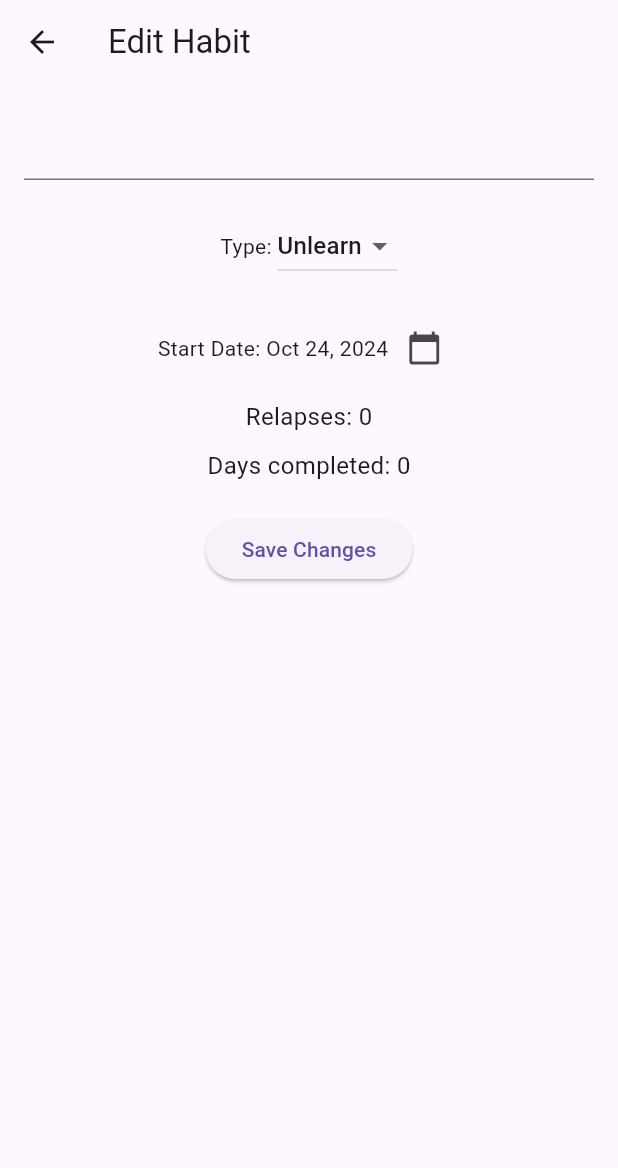
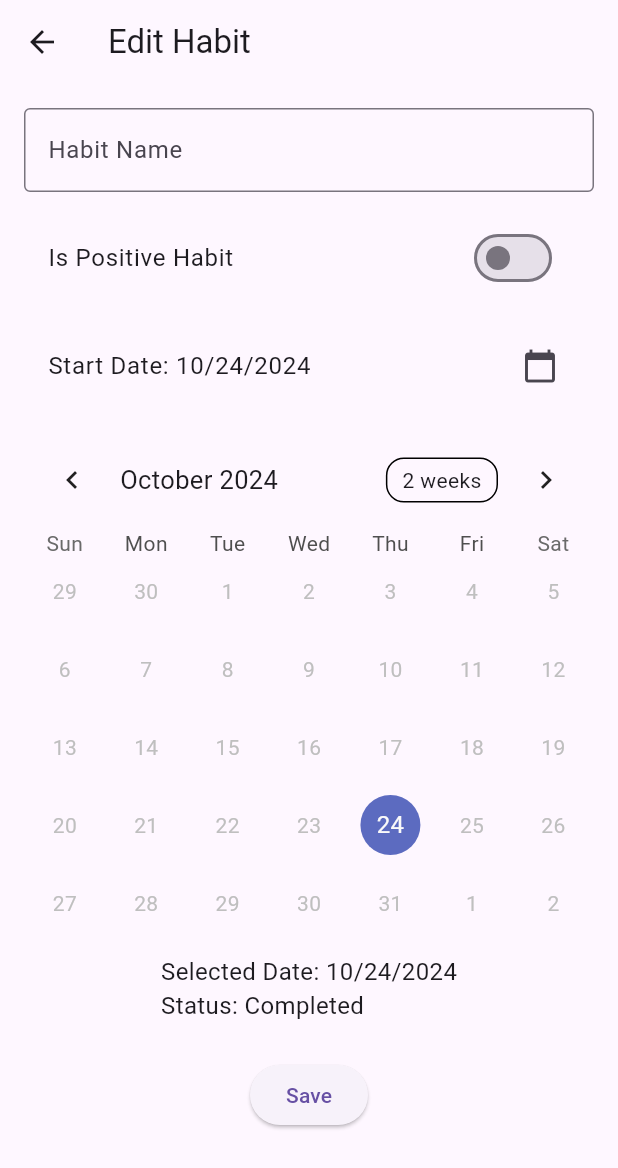
Before and after one commit to Phil-Ebsworth/habit, a Flutter app: the EditHabitScreen screen opened directly with empty values, on a phone screen of 412 x 824 dp. Shown: the top 1168 px of the screen. Run offline on Flutter 3.47's test engine with Material 3 defaults, Android fonts, the phone set to English and light mode, and no system bars; drawn by our look-alikes of table_calendar; our stand-ins replace bloc, cloud_firestore, equatable, firebase_core, flutter_bloc; accounts and stored records are empty.

Commit message:
added calender to edit screen

```diff
--- a/lib/models/habit.dart
+++ b/lib/models/habit.dart
@@ -45,4 +45,26 @@ class Habit {
       relapseDate: DateTime.parse(map['relapseDate']),
     );
   }
+
+  Habit copyWith({
+    String? id,
+    String? name,
+    DateTime? startDate,
+    List<bool>? completionStatus,
+    bool? isPositive,
+    DateTime? relapseDate,
+    DateTime? completionDate,
+    int? relapseCount,
+  }) {
+    return Habit(
+      id: id ?? this.id,
+      name: name ?? this.name,
+      startDate: startDate ?? this.startDate,
+      completionStatus: completionStatus ?? this.completionStatus,
+      isPositive: isPositive ?? this.isPositive,
+      relapseDate: relapseDate ?? this.relapseDate,
+      completionDate: completionDate ?? this.completionDate,
+      relapseCount: relapseCount ?? this.relapseCount,
+    );
+  }
 }
--- a/lib/screens/edit_habit_screen.dart
+++ b/lib/screens/edit_habit_screen.dart
@@ -3,7 +3,8 @@ import '../models/habit.dart';
 import 'package:flutter_bloc/flutter_bloc.dart';
 import '../bloc/habit_bloc.dart';
 import '../bloc/habit_event.dart';
-import 'package:intl/intl.dart'; // Für die Formatierung des Datums
+import 'package:intl/intl.dart';
+import 'package:table_calendar/table_calendar.dart';
 
 class EditHabitScreen extends StatefulWidget {
   final Habit habit;
@@ -19,6 +20,9 @@ class _EditHabitScreenState extends State<EditHabitScreen> {
   late TextEditingController _nameController;
   late bool _isPositive;
   late DateTime _selectedDate;
+  late Map<DateTime, List> _events;
+  DateTime? _focusedDay;
+  DateTime? _selectedDay;
 
   @override
   void initState() {
@@ -26,27 +30,23 @@ class _EditHabitScreenState extends State<EditHabitScreen> {
     _nameController = TextEditingController(text: widget.habit.name);
     _isPositive = widget.habit.isPositive;
     _selectedDate = widget.habit.startDate;
+    _events = _generateEvents(widget.habit);
+    _focusedDay = DateTime.now();
+    _selectedDay = _focusedDay;
   }
 
-  @override
-  void dispose() {
-    _nameController.dispose();
-    super.dispose();
+  Map<DateTime, List> _generateEvents(Habit habit) {
+    Map<DateTime, List> events = {};
+    for (int i = 0; i < habit.completionStatus.length; i++) {
+      if (habit.completionStatus[i]) {
+        DateTime date = habit.startDate.add(Duration(days: i));
+        events[date] = ['Completed'];
       }
-
-  // Methode zur Auswahl des Startdatums
-  Future<void> _selectDate(BuildContext context) async {
-    final DateTime? picked = await showDatePicker(
-      context: context,
-      initialDate: _selectedDate,
-      firstDate: DateTime(2000),
-      lastDate: DateTime.now(),
-    );
-    if (picked != null && picked != _selectedDate) {
-      setState(() {
-        _selectedDate = picked;
-      });
     }
+    // Füge ein Testereignis für den heutigen Tag hinzu
+    DateTime today = DateTime.now();
+    events[today] = ['Test Event'];
+    return events;
   }
 
   @override
@@ -55,16 +55,19 @@ class _EditHabitScreenState extends State<EditHabitScreen> {
       appBar: AppBar(
         title: Text('Edit Habit'),
       ),
-      body: Padding(
+      body: Form(
+        key: _formKey,
+        child: SingleChildScrollView(
+          child: Padding(
             padding: const EdgeInsets.all(16.0),
-        child: Form(
-          key: _formKey,
             child: Column(
-            crossAxisAlignment: CrossAxisAlignment.center,
-            children: [
+              children: <Widget>[
                 TextFormField(
-                textAlign: TextAlign.center,
                   controller: _nameController,
+                  decoration: InputDecoration(
+                    labelText: 'Habit Name',
+                    border: OutlineInputBorder(),
+                  ),
                   validator: (value) {
                     if (value == null || value.isEmpty) {
                       return 'Please enter a habit name';
@@ -72,72 +75,111 @@ class _EditHabitScreenState extends State<EditHabitScreen> {
                     return null;
                   },
                 ),
-              SizedBox(height: 20),
-              Row(
-                mainAxisAlignment: MainAxisAlignment.center,
-                children: [
-                  Text('Type: '),
-                  DropdownButton<bool>(
+                SizedBox(height: 16.0),
+                SwitchListTile(
+                  title: Text('Is Positive Habit'),
                   value: _isPositive,
-                    items: [
-                      DropdownMenuItem(value: true, child: Text('Learn')),
-                      DropdownMenuItem(value: false, child: Text('Unlearn')),
-                    ],
-                    onChanged: (value) {
+                  onChanged: (bool value) {
                     setState(() {
-                        _isPositive = value!;
+                      _isPositive = value;
                     });
                   },
                 ),
-                ],
+                SizedBox(height: 16.0),
+                ListTile(
+                  title: Text(
+                      'Start Date: ${DateFormat.yMd().format(_selectedDate)}'),
+                  trailing: Icon(Icons.calendar_today),
+                  onTap: () async {
+                    DateTime? picked = await showDatePicker(
+                      context: context,
+                      initialDate: _selectedDate,
+                      firstDate: DateTime(2000),
+                      lastDate: DateTime(2101),
+                    );
+                    if (picked != null && picked != _selectedDate) {
+                      setState(() {
+                        _selectedDate = picked;
+                        _events = _generateEvents(widget.habit);
+                      });
+                    }
+                  },
                 ),
-              SizedBox(height: 20),
-              Row(
-                mainAxisAlignment: MainAxisAlignment.center,
-                children: [
-                  Text(
-                      'Start Date: ${DateFormat.yMMMd().format(_selectedDate)}'),
-                  IconButton(
-                    icon: Icon(Icons.calendar_today),
-                    onPressed: () => _selectDate(context),
+                SizedBox(height: 16.0),
+                TableCalendar(
+                  firstDay: _selectedDate,
+                  lastDay: DateTime.now(),
+                  focusedDay: _focusedDay!,
+                  selectedDayPredicate: (day) {
+                    return isSameDay(_selectedDay, day);
+                  },
+                  onDaySelected: (selectedDay, focusedDay) {
+                    setState(() {
+                      _selectedDay = selectedDay;
+                      _focusedDay = focusedDay;
+                    });
+                  },
+                  eventLoader: (day) {
+                    return _events[day] ?? [];
+                  },
+                  calendarBuilders: CalendarBuilders(
+                    markerBuilder: (context, date, events) {
+                      if (events.isNotEmpty) {
+                        return Positioned(
+                          right: 1,
+                          bottom: 1,
+                          child: Container(
+                            width: 16,
+                            height: 16,
+                            decoration: BoxDecoration(
+                              color: Colors.blue,
+                              shape: BoxShape.circle,
+                            ),
+                            child: Center(
+                              child: Text(
+                                '${events.length}',
+                                style: TextStyle().copyWith(
+                                  color: Colors.white,
+                                  fontSize: 12,
+                                ),
+                              ),
+                            ),
+                          ),
+                        );
+                      }
+                      return null;
+                    },
+                  ),
+                ),
+                if (_selectedDay != null)
+                  Padding(
+                    padding: const EdgeInsets.all(8.0),
+                    child: Text(
+                      'Selected Date: ${DateFormat.yMd().format(_selectedDay!)}\nStatus: ${_events[_selectedDay]?.isNotEmpty == true ? 'Completed' : 'Not Completed'}',
+                      style: TextStyle(fontSize: 16),
+                    ),
+                  ),
+                SizedBox(height: 16.0),
+                ElevatedButton(
+                  onPressed: () {
+                    if (_formKey.currentState!.validate()) {
+                      // Save the habit
+                      BlocProvider.of<HabitBloc>(context).add(
+                        UpdateHabit(
+                          widget.habit.copyWith(
+                            name: _nameController.text,
+                            isPositive: _isPositive,
+                            startDate: _selectedDate,
+                          ),
+                        ),
+                      );
+                      Navigator.pop(context);
+                    }
+                  },
+                  child: Text('Save'),
                 ),
               ],
             ),
-              SizedBox(height: 10),
-              Text(
-                'Relapses: ${widget.habit.relapseCount}',
-                style: TextStyle(fontSize: 16),
-              ),
-              SizedBox(height: 10),
-              Text(
-                'Days completed: ${widget.habit.completionStatus.where((status) => status).length}',
-                style: TextStyle(fontSize: 16),
-              ),
-              SizedBox(height: 20),
-              // Speichern-Button
-              ElevatedButton(
-                onPressed: () {
-                  if (_formKey.currentState!.validate()) {
-                    // Aktualisiertes Habit erstellen
-                    final updatedHabit = Habit(
-                      id: widget.habit.id,
-                      name: _nameController.text,
-                      startDate: widget.habit.startDate,
-                      completionStatus: widget.habit.completionStatus,
-                      isPositive: _isPositive,
-                      relapseCount: widget.habit.relapseCount,
-                      relapseDate: widget.habit.relapseDate,
-                      completionDate: widget.habit.completionDate,
-                    );
-
-                    // Sende das aktualisierte Habit an den BLoC
-                    context.read<HabitBloc>().add(UpdateHabit(updatedHabit));
-                    Navigator.pop(context); // Zurück zum vorherigen Bildschirm
-                  }
-                },
-                child: Text('Save Changes'),
-              ),
-            ],
           ),
         ),
       ),
--- a/pubspec.yaml
+++ b/pubspec.yaml
@@ -40,6 +40,7 @@ dependencies:
   cloud_firestore: ^5.4.4
   flutter_bloc: ^8.1.6
   intl: ^0.19.0
+  table_calendar: ^3.1.2
 
 dev_dependencies:
   flutter_test:
```
Also changed, not shown: pubspec.lock. Lines whose indentation alone changed are shown as unchanged.
